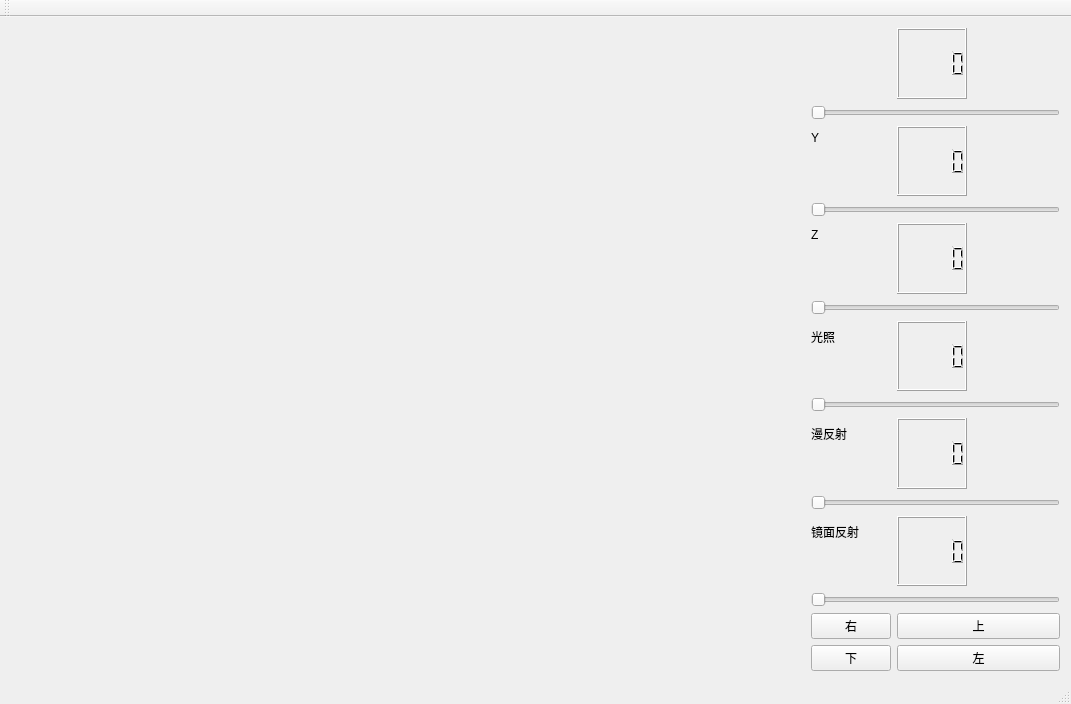
Old version of the form FirstBigProject/FirstBigProject.ui in the repository benluejue/QtOpenGL.
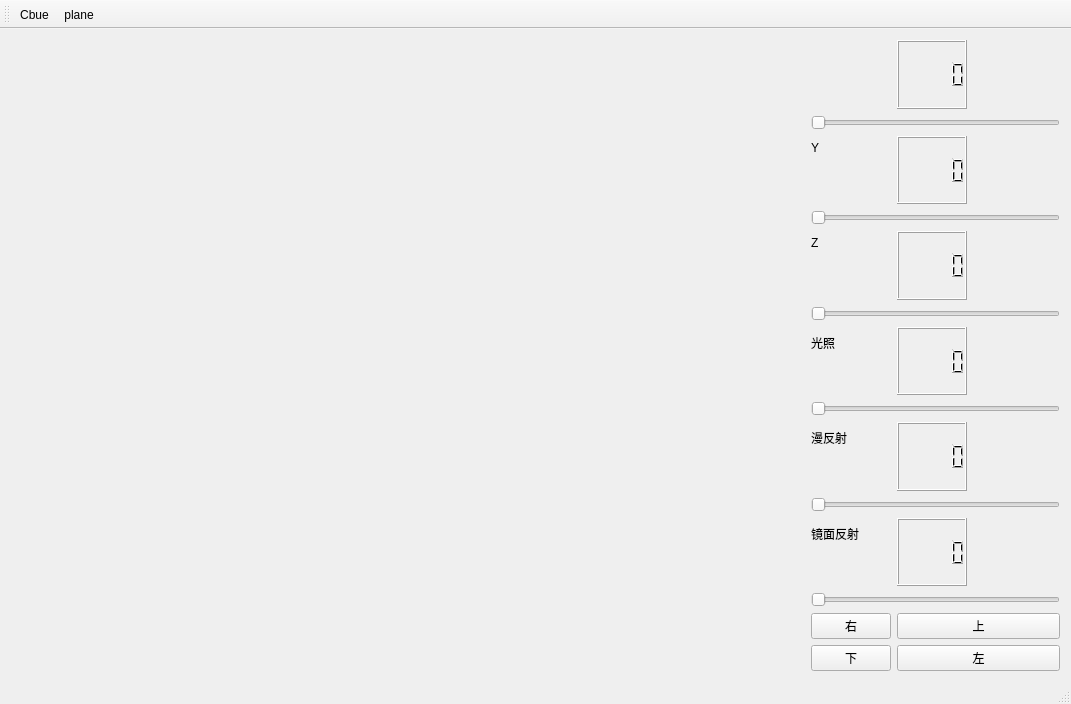
New version of the form. Icons and pictures are not drawn.

The edit to the form file:
```diff
--- a/FirstBigProject/FirstBigProject.ui
+++ b/FirstBigProject/FirstBigProject.ui
@@ -19,6 +19,15 @@
   <property name="windowTitle">
    <string>FirstBigProject</string>
   </property>
+  <property name="iconSize">
+   <size>
+    <width>24</width>
+    <height>24</height>
+   </size>
+  </property>
+  <property name="toolButtonStyle">
+   <enum>Qt::ToolButtonTextUnderIcon</enum>
+  </property>
   <widget class="QWidget" name="centralWidget">
    <layout class="QHBoxLayout" name="horizontalLayout">
     <item>
@@ -361,8 +370,28 @@
    <attribute name="toolBarBreak">
     <bool>false</bool>
    </attribute>
+   <addaction name="actionCbue"/>
+   <addaction name="actionplane"/>
   </widget>
   <widget class="QStatusBar" name="statusBar"/>
+  <action name="actionCbue">
+   <property name="icon">
+    <iconset>
+     <normaloff>img/cube.png</normaloff>img/cube.png</iconset>
+   </property>
+   <property name="text">
+    <string>Cbue</string>
+   </property>
+  </action>
+  <action name="actionplane">
+   <property name="icon">
+    <iconset>
+     <normaloff>img/plane.png</normaloff>img/plane.png</iconset>
+   </property>
+   <property name="text">
+    <string>plane</string>
+   </property>
+  </action>
  </widget>
  <layoutdefault spacing="6" margin="11"/>
  <resources>
```
